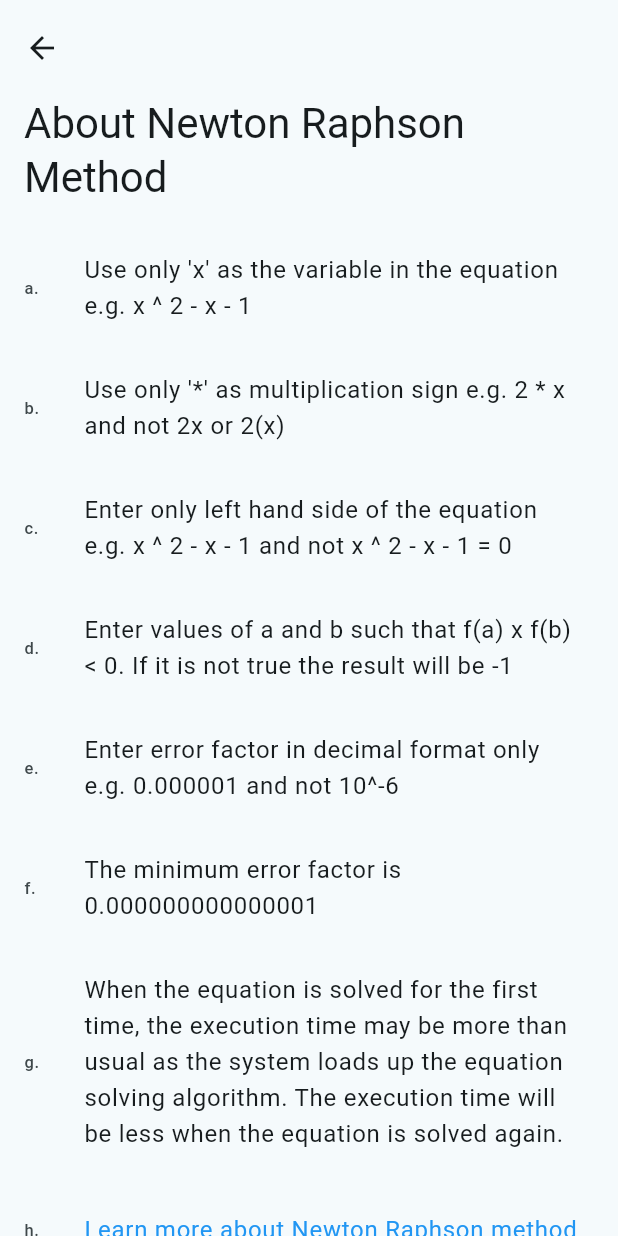
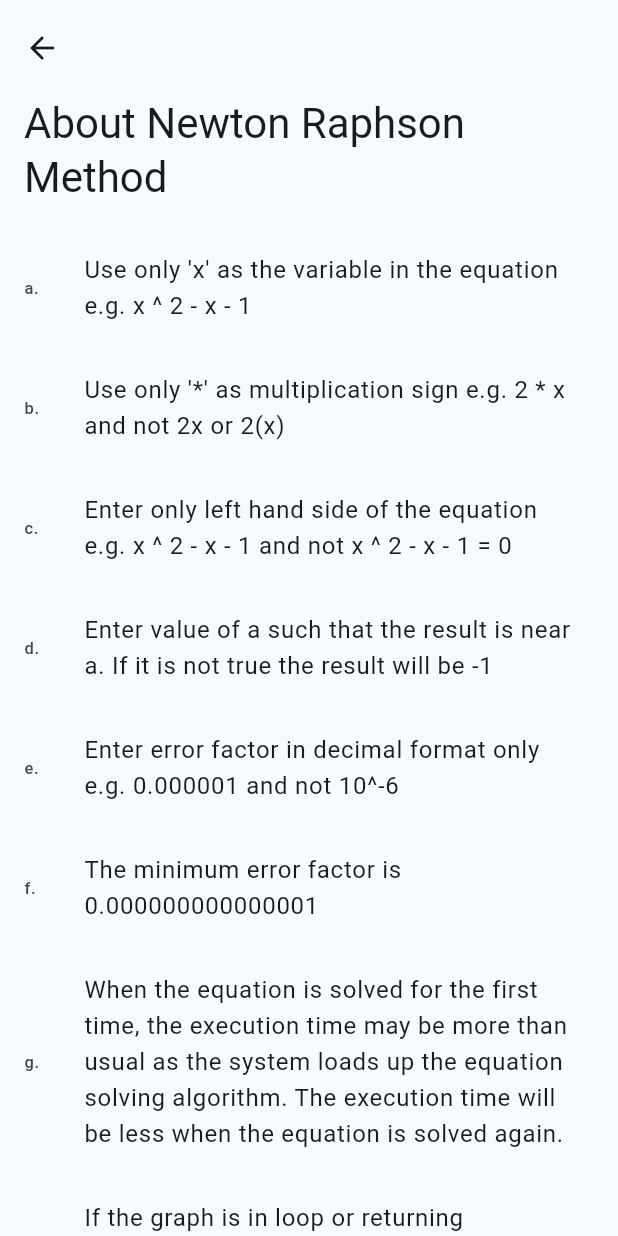
Before and after one commit to siddhesh12323/numerical_methods, a Flutter app: the NewtonRaphson screen opened directly, after a tap on the "info" icon, on a phone screen of 412 x 824 dp. Run offline on Flutter 3.47's test engine with Material 3 defaults, Android fonts, the phone set to English and light mode, and no system bars; drawn by our look-alikes of dynamic_color; our stand-ins replace fl_chart, math_expressions; missing offline and left inert: flutter_email_sender.

Commit message:
graphs added and improvements

```diff
--- a/lib/screens/newton_raphson.dart
+++ b/lib/screens/newton_raphson.dart
@@ -1,3 +1,4 @@
+import 'package:fl_chart/fl_chart.dart';
 import 'package:flutter/material.dart';
 import 'package:math_expressions/math_expressions.dart';
 //import 'package:numerical_methods_mathematics/screens/bisection_info.dart';
@@ -22,47 +23,45 @@ class _NewtonRaphsonState extends State<NewtonRaphson> {
   Color buttonNotSelectedColor = Colors.green;
   Color buttonSelectedColor = Colors.grey;
   Color buttonColor = Colors.green;
+  List<Map<double, double>> graphPointsOutput = [];
 
   List newtonRaphson(String func, double x0,
       {int maxIterations = 500, double tolerance = 1e-12}) {
-    //final stopwatch = Stopwatch()..start();
     Parser p1 = Parser();
     Expression exp = p1.parse(func);
     ContextModel cm1 = ContextModel();
     ContextModel cm2 = ContextModel();
     ContextModel cm3 = ContextModel();
-    // ContextModel cm4 = ContextModel();
+    List<Map<double, double>> graphPoints = [];
     cm1.bindVariableName('x', Number(x0));
     double fx0 = exp.evaluate(EvaluationType.REAL, cm1); // f(x)
+    graphPoints.add({x0: fx0});
     int iter = 0;
     List valuesListX0 = [];
     List valuesListFX0 = [];
     List valuesListF1X0 = [];
     List valuesListBADiff = [];
-    //Expression expression = Parser().parse(func);
-    //Expression evaluator = expression.simplify();
     Expression derivative = Parser().parse(func).simplify().derive('x');
     cm2.bindVariableName('x', Number(x0));
     double f1x0 = derivative.evaluate(EvaluationType.REAL, cm2); //f1(x)
-    //double x = -1;
     double nextGuess = (x0 - (fx0 / f1x0));
+    ContextModel cm4 = ContextModel();
+    cm4.bindVariableName('x', Number(nextGuess));
+    graphPoints.add({nextGuess: exp.evaluate(EvaluationType.REAL, cm4)});
     valuesListBADiff.add((nextGuess - x0).abs());
-    //print(nextGuess);
-    //print(f1x0);
-    //print(nextGuess - x0);
     while (f1x0 != 0 && (nextGuess - x0).abs() > tolerance) {
       x0 = nextGuess;
       cm3.bindVariableName('x', Number(x0));
-      //cm4.bindVariableName('x', Number(x0));
       ContextModel cm5 = ContextModel();
       cm5.bindVariableName('x', Number(x0));
       fx0 = exp.evaluate(EvaluationType.REAL, cm3);
-      //f1x0 = derivative.evaluate(EvaluationType.REAL, cm4);
       f1x0 = derivative.evaluate(EvaluationType.REAL, cm5);
       valuesListX0.add(x0);
       valuesListFX0.add(fx0);
       valuesListF1X0.add(f1x0);
       nextGuess = (x0 - (fx0 / f1x0));
+      cm4.bindVariableName('x', Number(nextGuess));
+      graphPoints.add({nextGuess: exp.evaluate(EvaluationType.REAL, cm4)});
       valuesListBADiff.add((nextGuess - x0).abs());
       iter++;
       if (iter > 500) {
@@ -75,7 +74,8 @@ class _NewtonRaphsonState extends State<NewtonRaphson> {
       valuesListX0,
       valuesListFX0,
       valuesListF1X0,
-      valuesListBADiff
+      valuesListBADiff,
+      graphPoints
     ];
   }
 
@@ -258,6 +258,7 @@ class _NewtonRaphsonState extends State<NewtonRaphson> {
                       valuesFX0 = ans[3].toString();
                       valuesF1X0 = ans[4].toString();
                       valuesBADiff = ans[5].toString();
+                      graphPointsOutput = ans[6];
                       row1 = displayRow(ans);
                       column1 = displayColumn(ans);
                     } catch (e) {
@@ -289,57 +290,46 @@ class _NewtonRaphsonState extends State<NewtonRaphson> {
                   timeTaken,
                   style: Theme.of(context).textTheme.headlineSmall,
                 ))),
-            // Padding(
-            //   padding: const EdgeInsets.all(8.0),
-            //   child: Container(
-            //     child: Center(
-            //         child: Text(
-            //       timeTaken,
-            //       style: Theme.of(context).textTheme.headlineSmall,
-            //     )),
-            //   ),
-            // ),
-            //* Uncomment for each list
-            // Padding(
-            //   padding: const EdgeInsets.all(8.0),
-            //   child: Container(
-            //     child: Center(
-            //         child: Text(
-            //       valuesX0,
-            //       // style: Theme.of(context).textTheme.headlineSmall,
-            //     )),
-            //   ),
-            // ),
-            // Padding(
-            //   padding: const EdgeInsets.all(8.0),
-            //   child: Container(
-            //     child: Center(
-            //         child: Text(
-            //       valuesFX0,
-            //       // style: Theme.of(context).textTheme.headlineSmall,
-            //     )),
-            //   ),
-            // ),
-            // Padding(
-            //   padding: const EdgeInsets.all(8.0),
-            //   child: Container(
-            //     child: Center(
-            //         child: Text(
-            //       valuesF1X0,
-            //       // style: Theme.of(context).textTheme.headlineSmall,
-            //     )),
-            //   ),
-            // ),
-            // Padding(
-            //   padding: const EdgeInsets.all(8.0),
-            //   child: Container(
-            //     child: Center(
-            //         child: Text(
-            //       valuesBADiff,
-            //       // style: Theme.of(context).textTheme.headlineSmall,
-            //     )),
-            //   ),
-            // ),
+            const SizedBox(
+              height: 20,
+            ),
+
+            //GRAPH
+            // ignore: sized_box_for_whitespace
+            Container(
+              height: 330,
+              width: MediaQuery.of(context).size.width - 20,
+              child: graphPointsOutput.isNotEmpty
+                  ? LineChart(LineChartData(
+                      lineTouchData: const LineTouchData(
+                          enabled: true, handleBuiltInTouches: true),
+                      lineBarsData: [
+                        LineChartBarData(
+                          isCurved: true,
+                          spots: [
+                            for (int i = 0; i < graphPointsOutput.length; i++)
+                              FlSpot(
+                                  graphPointsOutput[i].keys.first,
+                                  graphPointsOutput[i]
+                                      .values
+                                      .first) //FlSpot(0, 0),
+                          ],
+                          color: Colors.blue,
+                        )
+                      ],
+                      titlesData: const FlTitlesData(
+                        leftTitles: AxisTitles(
+                          axisNameWidget: Text('F(x)'),
+                          sideTitles: SideTitles(showTitles: false),
+                        ),
+                        topTitles: AxisTitles(),
+                        bottomTitles: AxisTitles(
+                          axisNameWidget: Text('x'),
+                          sideTitles: SideTitles(showTitles: true),
+                        ),
+                      )))
+                  : const Center(child: Text('Graph will appear here')),
+            ),
             SingleChildScrollView(
               scrollDirection: Axis.horizontal,
               child: Padding(
--- a/lib/screens/newton_raphson_info.dart
+++ b/lib/screens/newton_raphson_info.dart
@@ -62,7 +62,7 @@ class NewtonRaphsonInfo extends StatelessWidget {
             child: ListTile(
               leading: const Text('d.'),
               title: const Text(
-                  'Enter values of a and b such that f(a) x f(b) < 0. If it is not true the result will be -1'),
+                  'Enter value of a such that the result is near a. If it is not true the result will be -1'),
               style: Theme.of(context).listTileTheme.style,
             ),
           ),
@@ -105,6 +105,17 @@ class NewtonRaphsonInfo extends StatelessWidget {
             padding: const EdgeInsets.fromLTRB(0, 8, 0, 8),
             child: ListTile(
               leading: const Text('h.'),
+              title: const Text(
+                  'If the graph is in loop or returning backwards, the estimate may be far off, try changing the value of a.'),
+              style: Theme.of(context).listTileTheme.style,
+            ),
+          ),
+        ),
+        SliverToBoxAdapter(
+          child: Padding(
+            padding: const EdgeInsets.fromLTRB(0, 8, 0, 8),
+            child: ListTile(
+              leading: const Text('i.'),
               title: InkWell(
                 onTap: () => _launchURL(
                     'https://en.wikipedia.org/wiki/Newton%27s_method'),
--- a/pubspec.yaml
+++ b/pubspec.yaml
@@ -40,6 +40,7 @@ dependencies:
   url_launcher: ^6.1.12
   flutter_email_sender: ^6.0.1
   clipboard: ^0.1.3
+  fl_chart: ^0.67.0
 
 dev_dependencies:
   flutter_test:
```
Also changed, not shown: lib/screens/bisection.dart (+63 -57 lines), lib/screens/bisection_info.dart (+11 -0 lines), lib/screens/regula_falsi.dart (+51 -64 lines), lib/screens/regula_falsi_info.dart (+11 -0 lines), lib/screens/secant.dart (+59 -53 lines), lib/screens/secant_info.dart (+11 -0 lines), pubspec.lock.
